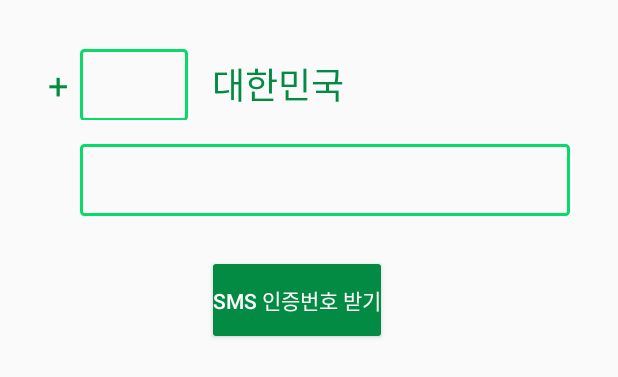
After one commit to jhleelee/OQ, an Android app: the layout frag_firstvisit1_phonenum.xml on its own in the app's theme, with its tools: preview values and no code run, on a phone screen of 412 x 824 dp. The commit adds this screen. Shown: the top 377 px of the screen. Run offline under Robolectric (Android 15) with nearby library versions, the phone set to English and light mode, and no system bars.

Commit message:
Langdel, FirstVisitActivity Layout is Complete

```diff
--- /dev/null
+++ b/app/src/main/res/drawable/rec_radmd2_str1_primarydark.xml
@@ -0,0 +1,16 @@
+<?xml version="1.0" encoding="UTF-8"?>
+<selector xmlns:android="http://schemas.android.com/apk/res/android">
+
+    <item>
+        <shape android:shape="rectangle">
+            <corners android:radius="2dp" />
+
+
+            <stroke
+                android:width="2dp"
+                android:color="@color/colorPrimary"
+                />
+
+        </shape>
+    </item>
+</selector>
--- /dev/null
+++ b/app/src/main/res/layout/frag_firstvisit1_phonenum.xml
@@ -0,0 +1,164 @@
+<?xml version="1.0" encoding="utf-8"?>
+<RelativeLayout xmlns:android="http://schemas.android.com/apk/res/android"
+    android:layout_width="match_parent"
+    android:layout_height="match_parent"
+    android:orientation="vertical"
+    android:padding="32dip">
+
+    <LinearLayout
+        android:id="@+id/loInputPhoneNum"
+        android:layout_width="match_parent"
+        android:layout_height="wrap_content"
+        android:layout_alignParentTop="true"
+        android:gravity="center_horizontal"
+        android:orientation="vertical"
+        android:visibility="visible">
+
+        <LinearLayout
+
+            android:layout_width="match_parent"
+            android:layout_height="wrap_content"
+            android:layout_marginBottom="16dip"
+            android:orientation="horizontal">
+
+            <TextView
+                android:layout_width="wrap_content"
+
+                android:layout_height="48dip"
+                android:layout_marginRight="8dip"
+                android:gravity="center_vertical"
+                android:text="+"
+                android:textColor="@color/colorPrimaryDark"
+                android:textSize="24dip" />
+
+            <EditText
+                android:id="@+id/edittext_nationalcode"
+                android:layout_width="72dip"
+                android:layout_height="48dip"
+                android:background="@drawable/rec_radmd2_str1_primarydark"
+                android:digits="1234567890"
+                android:inputType="phone"
+                android:textSize="24dip" />
+
+            <TextView
+                android:id="@+id/textview_countryname"
+                android:layout_width="0dip"
+                android:layout_height="48dip"
+                android:layout_marginLeft="16dip"
+                android:layout_weight="1"
+                android:gravity="center_vertical|left"
+                android:text="@string/korea"
+                android:textColor="@color/colorPrimaryDark"
+                android:textSize="24dip" />
+
+        </LinearLayout>
+
+
+        <LinearLayout
+
+            android:layout_width="match_parent"
+            android:layout_height="wrap_content"
+            android:layout_marginBottom="32dip"
+            android:orientation="horizontal">
+
+
+            <TextView
+                android:visibility="invisible"
+                android:layout_width="wrap_content"
+
+                android:layout_height="48dip"
+                android:layout_marginRight="8dip"
+                android:gravity="center_vertical"
+                android:text="+"
+                android:textColor="@color/colorPrimaryDark"
+                android:textSize="24dip" />
+
+            <EditText
+                android:id="@+id/edittext_phonenumber"
+                android:layout_width="match_parent"
+                android:layout_height="48dip"
+                android:background="@drawable/rec_radmd2_str1_primarydark"
+                android:digits="1234567890"
+                android:inputType="phone"
+                android:textSize="24dip" />
+        </LinearLayout>
+
+
+
+        <Button
+            android:id="@+id/button_verifycode"
+            style="@style/Button.TwoButtonForAction.Primary"
+            android:layout_width="wrap_content"
+            android:layout_height="wrap_content"
+            android:layout_marginBottom="32dip"
+            android:text="@string/verifywithsms"
+            android:textSize="@dimen/md_14sp" />
+
+    </LinearLayout>
+
+
+    <LinearLayout
+        android:id="@+id/loInputVerifyCode"
+
+        android:layout_width="match_parent"
+        android:layout_height="wrap_content"
+        android:layout_alignParentTop="true"
+        android:gravity="center_horizontal"
+        android:orientation="vertical"
+        android:visibility="gone">
+
+
+        <LinearLayout
+            android:layout_width="wrap_content"
+            android:layout_height="wrap_content"
+            android:layout_marginBottom="32dip"
+            android:layout_marginTop="32dip"
+            android:orientation="horizontal">
+
+            <EditText
+                android:id="@+id/etVerifyNum0"
+                style="@style/EditText.VerifyNumItem" />
+
+            <EditText
+                android:id="@+id/etVerifyNum1"
+                style="@style/EditText.VerifyNumItem" />
+
+            <EditText
+                android:id="@+id/etVerifyNum2"
+                style="@style/EditText.VerifyNumItem" />
+
+            <EditText
+                android:id="@+id/etVerifyNum3"
+                style="@style/EditText.VerifyNumItem" />
+
+            <EditText
+                android:id="@+id/etVerifyNum4"
+                style="@style/EditText.VerifyNumItem" />
+
+            <EditText
+                android:id="@+id/etVerifyNum5"
+                style="@style/EditText.VerifyNumItem"
+                android:layout_marginRight="0dip" />
+        </LinearLayout>
+
+        <Button
+            android:id="@+id/btTryCode"
+            style="@style/Button.TwoButtonForAction.Primary"
+            android:layout_width="wrap_content"
+            android:layout_height="wrap_content"
+            android:layout_marginBottom="32dip"
+            android:text="@string/verify"
+            android:textSize="@dimen/md_14sp" />
+
+        <TextView
+            android:id="@+id/textview_timer"
+            android:layout_width="wrap_content"
+            android:layout_height="wrap_content"
+            android:textColor="@color/text_black_54"
+            android:textSize="@dimen/md_13sp" />
+
+
+    </LinearLayout>
+
+
+</RelativeLayout>
--- /dev/null
+++ b/app/src/main/res/layout/frag_firstvisit2_welcome.xml
@@ -0,0 +1,6 @@
+<?xml version="1.0" encoding="utf-8"?>
+<LinearLayout xmlns:android="http://schemas.android.com/apk/res/android"
+    android:orientation="vertical" android:layout_width="match_parent"
+    android:layout_height="match_parent">
+
+</LinearLayout>
--- a/app/src/main/res/values/strings.xml
+++ b/app/src/main/res/values/strings.xml
@@ -211,6 +211,20 @@
     </string-array>
 
     <!--Korean-->
+
+    <!--FirstVisitActiity-->
+    <string name="nicetomeetyou">반갑습니다!</string>
+    <string name="welcome">환영합니다!</string>
+    <string name="modify">변경</string>
+    <string name="tabtochangename">탭하여 이름 변경</string>
+    <string name="verifywithsms">SMS 인증번호 받기</string>
+    <string name="verify">인증</string>
+    <string name="korea">대한민국</string>
+
+    verifywithsms
+
+
+
     <string name="willget">받겠습니다</string>
     <string name="wanttoget_sentence">받기를 원합니다.</string>
     <string name="requesttopay_sentence">청구합니다.</string>
--- a/app/src/main/res/values/styles.xml
+++ b/app/src/main/res/values/styles.xml
@@ -88,6 +88,12 @@
         <item name="android:padding">4dip</item>
     </style>
 
+    <style name="ImageButton.WhiteImageSrcTransparentBg.24">
+        <item name="android:layout_width">24dip</item>
+        <item name="android:layout_height">24dip</item>
+        <item name="android:padding">2dip</item>
+    </style>
+
     <style name="ImageView">
     </style>
 
@@ -109,7 +115,19 @@
     </style>
 
 
+    <style name="EditText">
+    </style>
 
+    <style name="EditText.VerifyNumItem">
+        <item name="android:gravity">center</item>
+        <item name="android:background">@drawable/rec_radmd2_str1_primarydark</item>
+        <item name="android:layout_width">32dip</item>
+        <item name="android:textSize">18dip</item>
+
+        <item name="android:layout_height">48dip</item>
+        <item name="android:layout_marginRight">16dip</item>
+
+    </style>
 
 
 
```
Also changed, not shown: app/src/main/java/com/jackleeentertainment/oq/ui/layout/activity/FirstVisitActivity.java (added, +11 -0 lines), app/src/main/res/drawable/btn_transparent.xml (added, +24 -0 lines), app/src/main/res/drawable/edtx_bottomline.xml (added, +20 -0 lines), app/src/main/res/layout/frag_firstvisit0_photonameemail.xml (added, +90 -0 lines), app/src/main/res/layout/fullro_progressbar.xml (added, +38 -0 lines), app/src/main/res/drawable/ic_create_white_48dp.png (added), app/src/main/res/drawable/ic_person_white_48dp.png (added).
